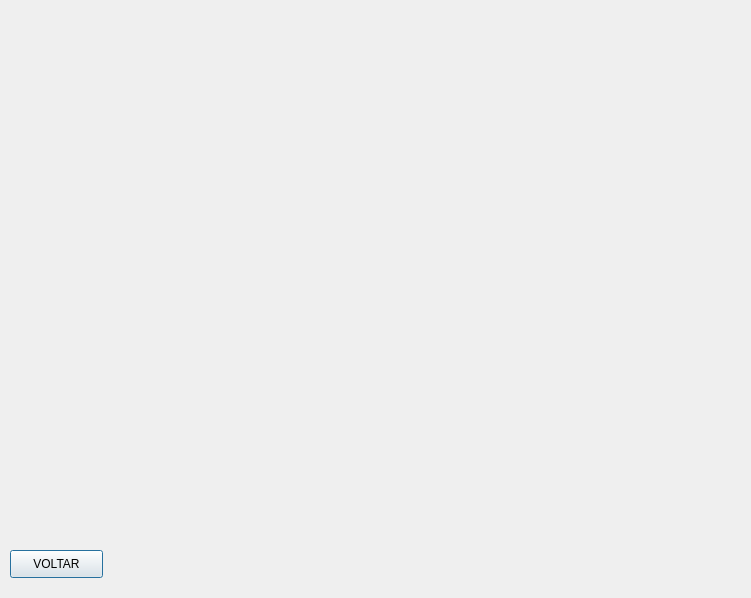
Above: TELA_ESTATISTICA.ui from Josmateussilva0110/PROJETO_POO before the change. Below: the same form after it.
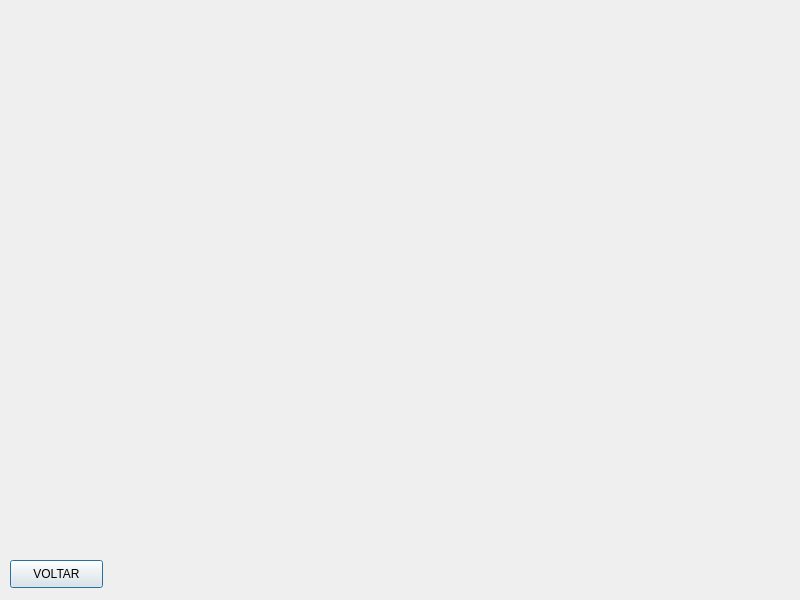
That is the form after the change.

Diff of the .ui file:
```diff
--- a/TELA_ESTATISTICA.ui
+++ b/TELA_ESTATISTICA.ui
@@ -6,10 +6,28 @@
    <rect>
     <x>0</x>
     <y>0</y>
-    <width>751</width>
-    <height>598</height>
+    <width>800</width>
+    <height>600</height>
    </rect>
   </property>
+  <property name="sizePolicy">
+   <sizepolicy hsizetype="Fixed" vsizetype="Fixed">
+    <horstretch>0</horstretch>
+    <verstretch>0</verstretch>
+   </sizepolicy>
+  </property>
+  <property name="minimumSize">
+   <size>
+    <width>800</width>
+    <height>600</height>
+   </size>
+  </property>
+  <property name="maximumSize">
+   <size>
+    <width>800</width>
+    <height>600</height>
+   </size>
+  </property>
   <property name="windowTitle">
    <string>Dialog</string>
   </property>
@@ -17,7 +35,7 @@
    <property name="geometry">
     <rect>
      <x>10</x>
-     <y>550</y>
+     <y>560</y>
      <width>93</width>
      <height>28</height>
     </rect>
```
